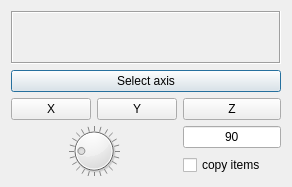
oddtopus/flamingo, file dialogs/rotAround.ui: the form before one commit.
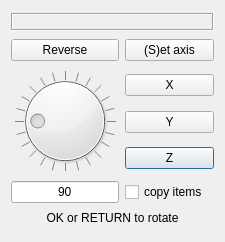
The form after the commit.

Commit message: improved frame dialogs and pipe positioning

```diff
--- a/dialogs/rotAround.ui
+++ b/dialogs/rotAround.ui
@@ -6,63 +6,59 @@
    <rect>
     <x>0</x>
     <y>0</y>
-    <width>292</width>
-    <height>187</height>
+    <width>225</width>
+    <height>242</height>
    </rect>
   </property>
+  <property name="sizePolicy">
+   <sizepolicy hsizetype="Minimum" vsizetype="Preferred">
+    <horstretch>0</horstretch>
+    <verstretch>0</verstretch>
+   </sizepolicy>
+  </property>
+  <property name="minimumSize">
+   <size>
+    <width>24</width>
+    <height>0</height>
+   </size>
+  </property>
   <property name="windowTitle">
    <string>Rotate around axis</string>
   </property>
   <layout class="QGridLayout" name="gridLayout">
-   <property name="sizeConstraint">
-    <enum>QLayout::SetMinimumSize</enum>
-   </property>
-   <item row="4" column="0" colspan="3">
-    <widget class="QLabel" name="lab1">
-     <property name="frameShape">
-      <enum>QFrame::Box</enum>
-     </property>
-     <property name="frameShadow">
-      <enum>QFrame::Sunken</enum>
-     </property>
-     <property name="text">
-      <string>&lt;select one axis&gt;</string>
-     </property>
-     <property name="alignment">
-      <set>Qt::AlignCenter</set>
-     </property>
-    </widget>
-   </item>
-   <item row="5" column="0" colspan="3">
-    <widget class="QPushButton" name="btn1">
-     <property name="text">
-      <string>Select axis</string>
-     </property>
-    </widget>
-   </item>
-   <item row="9" column="0">
-    <widget class="QPushButton" name="btnX">
-     <property name="text">
-      <string>X</string>
-     </property>
-    </widget>
-   </item>
-   <item row="9" column="1">
-    <widget class="QPushButton" name="btnY">
-     <property name="text">
-      <string>Y</string>
-     </property>
-    </widget>
-   </item>
-   <item row="9" column="2">
+   <item row="4" column="1">
     <widget class="QPushButton" name="btnZ">
+     <property name="sizePolicy">
+      <sizepolicy hsizetype="Minimum" vsizetype="Fixed">
+       <horstretch>0</horstretch>
+       <verstretch>0</verstretch>
+      </sizepolicy>
+     </property>
+     <property name="minimumSize">
+      <size>
+       <width>24</width>
+       <height>0</height>
+      </size>
+     </property>
      <property name="text">
       <string>Z</string>
      </property>
     </widget>
    </item>
-   <item row="11" column="2">
+   <item row="5" column="0">
     <widget class="QLineEdit" name="edit1">
+     <property name="sizePolicy">
+      <sizepolicy hsizetype="Minimum" vsizetype="Fixed">
+       <horstretch>0</horstretch>
+       <verstretch>0</verstretch>
+      </sizepolicy>
+     </property>
+     <property name="minimumSize">
+      <size>
+       <width>24</width>
+       <height>0</height>
+      </size>
+     </property>
      <property name="text">
       <string>90</string>
      </property>
@@ -71,15 +67,46 @@
      </property>
     </widget>
    </item>
-   <item row="12" column="2">
-    <widget class="QCheckBox" name="copyCB">
+   <item row="3" column="1">
+    <widget class="QPushButton" name="btnY">
+     <property name="sizePolicy">
+      <sizepolicy hsizetype="Minimum" vsizetype="Fixed">
+       <horstretch>0</horstretch>
+       <verstretch>0</verstretch>
+      </sizepolicy>
+     </property>
+     <property name="minimumSize">
+      <size>
+       <width>24</width>
+       <height>0</height>
+      </size>
+     </property>
      <property name="text">
-      <string>copy items</string>
+      <string>Y</string>
      </property>
     </widget>
    </item>
-   <item row="11" column="0" rowspan="2" colspan="2">
+   <item row="1" column="0">
+    <widget class="QPushButton" name="btn2">
+     <property name="text">
+      <string>Reverse</string>
+     </property>
+    </widget>
+   </item>
+   <item row="2" column="0" rowspan="3">
     <widget class="QDial" name="dial">
+     <property name="sizePolicy">
+      <sizepolicy hsizetype="Minimum" vsizetype="Fixed">
+       <horstretch>0</horstretch>
+       <verstretch>0</verstretch>
+      </sizepolicy>
+     </property>
+     <property name="minimumSize">
+      <size>
+       <width>24</width>
+       <height>0</height>
+      </size>
+     </property>
      <property name="layoutDirection">
       <enum>Qt::LeftToRight</enum>
      </property>
@@ -112,6 +139,113 @@
      </property>
     </widget>
    </item>
+   <item row="2" column="1">
+    <widget class="QPushButton" name="btnX">
+     <property name="sizePolicy">
+      <sizepolicy hsizetype="Minimum" vsizetype="Fixed">
+       <horstretch>0</horstretch>
+       <verstretch>0</verstretch>
+      </sizepolicy>
+     </property>
+     <property name="minimumSize">
+      <size>
+       <width>24</width>
+       <height>0</height>
+      </size>
+     </property>
+     <property name="text">
+      <string>X</string>
+     </property>
+    </widget>
+   </item>
+   <item row="0" column="0" colspan="2">
+    <widget class="QLabel" name="lab1">
+     <property name="sizePolicy">
+      <sizepolicy hsizetype="Minimum" vsizetype="Fixed">
+       <horstretch>0</horstretch>
+       <verstretch>0</verstretch>
+      </sizepolicy>
+     </property>
+     <property name="minimumSize">
+      <size>
+       <width>24</width>
+       <height>0</height>
+      </size>
+     </property>
+     <property name="frameShape">
+      <enum>QFrame::Box</enum>
+     </property>
+     <property name="frameShadow">
+      <enum>QFrame::Sunken</enum>
+     </property>
+     <property name="text">
+      <string>&lt;select one axis&gt;</string>
+     </property>
+     <property name="alignment">
+      <set>Qt::AlignCenter</set>
+     </property>
+    </widget>
+   </item>
+   <item row="5" column="1">
+    <widget class="QCheckBox" name="copyCB">
+     <property name="sizePolicy">
+      <sizepolicy hsizetype="Minimum" vsizetype="Fixed">
+       <horstretch>0</horstretch>
+       <verstretch>0</verstretch>
+      </sizepolicy>
+     </property>
+     <property name="minimumSize">
+      <size>
+       <width>24</width>
+       <height>0</height>
+      </size>
+     </property>
+     <property name="text">
+      <string>copy items</string>
+     </property>
+    </widget>
+   </item>
+   <item row="6" column="0" colspan="2">
+    <widget class="QLabel" name="label">
+     <property name="sizePolicy">
+      <sizepolicy hsizetype="Minimum" vsizetype="Fixed">
+       <horstretch>0</horstretch>
+       <verstretch>0</verstretch>
+      </sizepolicy>
+     </property>
+     <property name="minimumSize">
+      <size>
+       <width>24</width>
+       <height>0</height>
+      </size>
+     </property>
+     <property name="text">
+      <string>OK or RETURN to rotate</string>
+     </property>
+     <property name="alignment">
+      <set>Qt::AlignCenter</set>
+     </property>
+    </widget>
+   </item>
+   <item row="1" column="1">
+    <widget class="QPushButton" name="btn1">
+     <property name="sizePolicy">
+      <sizepolicy hsizetype="Minimum" vsizetype="Fixed">
+       <horstretch>0</horstretch>
+       <verstretch>0</verstretch>
+      </sizepolicy>
+     </property>
+     <property name="minimumSize">
+      <size>
+       <width>24</width>
+       <height>0</height>
+      </size>
+     </property>
+     <property name="text">
+      <string>(S)et axis</string>
+     </property>
+    </widget>
+   </item>
   </layout>
  </widget>
  <tabstops>
```
Left out of the diff: 9 changed lines with no effect on the pictures. The commit also changes 15 other files.
